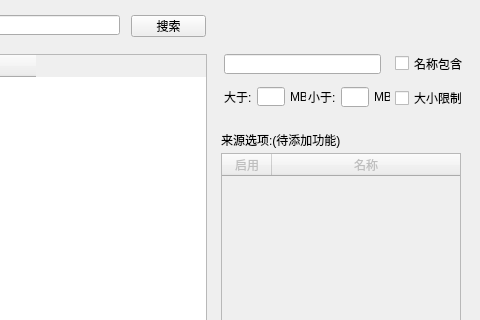
chroming/MagSearch, file mag_search.ui: the form before one commit; both pictures show x 607 to 1087 and y 0 to 320 of the 1087 by 517 pixel window.
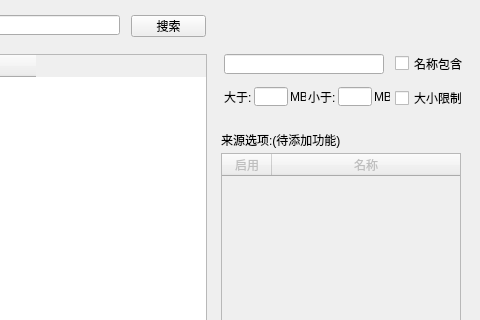
The form after the commit. Icons and pictures are not drawn.

Commit message: 界面优化

What changed in the file:
```diff
--- a/mag_search.ui
+++ b/mag_search.ui
@@ -143,7 +143,7 @@
      <rect>
       <x>831</x>
       <y>54</y>
-      <width>157</width>
+      <width>160</width>
       <height>20</height>
      </rect>
     </property>
@@ -164,29 +164,44 @@
    <widget class="QLineEdit" name="less_than_lineedit">
     <property name="geometry">
      <rect>
-      <x>948</x>
+      <x>945</x>
       <y>87</y>
-      <width>28</width>
-      <height>20</height>
+      <width>34</width>
+      <height>19</height>
      </rect>
     </property>
+    <property name="font">
+     <font>
+      <family>Times New Roman</family>
+      <pointsize>8</pointsize>
+     </font>
+    </property>
    </widget>
    <widget class="QLineEdit" name="more_than_lineedit">
     <property name="geometry">
      <rect>
-      <x>864</x>
+      <x>861</x>
       <y>87</y>
-      <width>28</width>
+      <width>34</width>
       <height>19</height>
      </rect>
     </property>
+    <property name="font">
+     <font>
+      <family>Times New Roman</family>
+      <pointsize>8</pointsize>
+     </font>
+    </property>
+    <property name="text">
+     <string/>
+    </property>
    </widget>
    <widget class="QLabel" name="label">
     <property name="geometry">
      <rect>
       <x>831</x>
       <y>87</y>
-      <width>34</width>
+      <width>28</width>
       <height>19</height>
      </rect>
     </property>
@@ -199,7 +214,7 @@
      <rect>
       <x>915</x>
       <y>87</y>
-      <width>34</width>
+      <width>28</width>
       <height>19</height>
      </rect>
     </property>
```
The commit also changes 1 other file.
